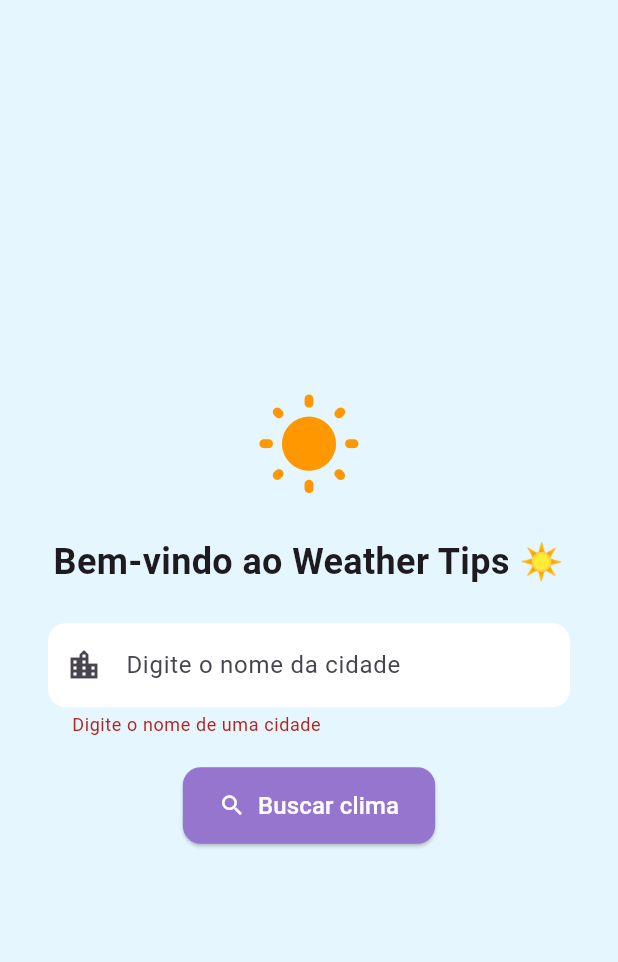
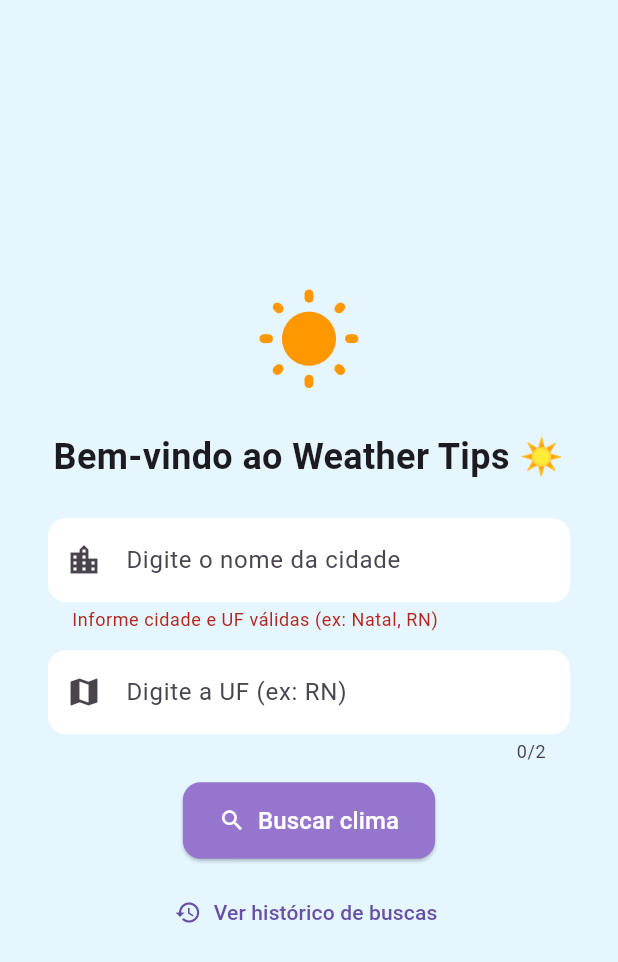
Before and after one commit to josevilanir/Wether_tips_Flutter, a Flutter app: the screen it shows after launch, after a tap on "Buscar clima", on a phone screen of 412 x 824 dp. Shown: the top 962 px of the screen. Run offline on Flutter 3.47's test engine with Material 3 defaults, Android fonts, the phone set to English and light mode, and no system bars; our stand-ins replace sembast, sembast_web.

Commit message:
feat: adiciona suporte ao estado (UF) nas buscas de clima, atualiza armazenamento local com cidade e UF, ajusta chamadas em tela de clima, histórico e repositórios web/io

```diff
--- a/lib/screens/welcome_screen.dart
+++ b/lib/screens/welcome_screen.dart
@@ -1,5 +1,6 @@
 import 'package:flutter/material.dart';
 import 'weather_screen.dart';
+import 'history_screen.dart';
 
 class WelcomeScreen extends StatefulWidget {
   const WelcomeScreen({super.key});
@@ -9,15 +10,17 @@ class WelcomeScreen extends StatefulWidget {
 }
 
 class _WelcomeScreenState extends State<WelcomeScreen> {
-  final TextEditingController _controller = TextEditingController();
+  final TextEditingController _cityController = TextEditingController();
+  final TextEditingController _ufController = TextEditingController();
   String? _error;
 
   void _navigateToWeatherScreen() {
-    final city = _controller.text.trim();
+    final city = _cityController.text.trim();
+    final uf = _ufController.text.trim().toUpperCase();
 
-    if (city.isEmpty) {
+    if (city.isEmpty || uf.isEmpty || uf.length != 2) {
       setState(() {
-        _error = 'Digite o nome de uma cidade';
+        _error = 'Informe cidade e UF válidas (ex: Natal, RN)';
       });
       return;
     }
@@ -29,7 +32,16 @@ class _WelcomeScreenState extends State<WelcomeScreen> {
     Navigator.push(
       context,
       MaterialPageRoute(
-        builder: (_) => WeatherScreen(cityName: city),
+        builder: (_) => WeatherScreen(cityName: city, stateUf: uf),
+      ),
+    );
+  }
+
+  void _navigateToHistoryScreen() {
+    Navigator.push(
+      context,
+      MaterialPageRoute(
+        builder: (_) => const HistoryScreen(),
       ),
     );
   }
@@ -44,23 +56,17 @@ class _WelcomeScreenState extends State<WelcomeScreen> {
           child: Column(
             mainAxisSize: MainAxisSize.min,
             children: [
-              const Icon(
-                Icons.wb_sunny_rounded,
-                size: 72,
-                color: Colors.orange,
-              ),
+              const Icon(Icons.wb_sunny_rounded,
+                  size: 72, color: Colors.orange),
               const SizedBox(height: 24),
               const Text(
                 'Bem-vindo ao Weather Tips ☀️',
-                style: TextStyle(
-                  fontSize: 24,
-                  fontWeight: FontWeight.bold,
-                ),
+                style: TextStyle(fontSize: 24, fontWeight: FontWeight.bold),
                 textAlign: TextAlign.center,
               ),
               const SizedBox(height: 24),
               TextField(
-                controller: _controller,
+                controller: _cityController,
                 decoration: InputDecoration(
                   hintText: 'Digite o nome da cidade',
                   filled: true,
@@ -72,10 +78,26 @@ class _WelcomeScreenState extends State<WelcomeScreen> {
                     borderSide: BorderSide.none,
                   ),
                 ),
-                textInputAction: TextInputAction.done,
+                textInputAction: TextInputAction.next,
+              ),
+              const SizedBox(height: 12),
+              TextField(
+                controller: _ufController,
+                decoration: InputDecoration(
+                  hintText: 'Digite a UF (ex: RN)',
+                  filled: true,
+                  fillColor: Colors.white,
+                  prefixIcon: const Icon(Icons.map),
+                  border: OutlineInputBorder(
+                    borderRadius: BorderRadius.circular(12),
+                    borderSide: BorderSide.none,
+                  ),
+                ),
+                textCapitalization: TextCapitalization.characters,
+                maxLength: 2,
                 onSubmitted: (_) => _navigateToWeatherScreen(),
               ),
-              const SizedBox(height: 20),
+              const SizedBox(height: 12),
               ElevatedButton.icon(
                 onPressed: _navigateToWeatherScreen,
                 style: ElevatedButton.styleFrom(
@@ -88,10 +110,14 @@ class _WelcomeScreenState extends State<WelcomeScreen> {
                   ),
                 ),
                 icon: const Icon(Icons.search),
-                label: const Text(
-                  'Buscar clima',
-                  style: TextStyle(fontSize: 16),
-                ),
+                label:
+                    const Text('Buscar clima', style: TextStyle(fontSize: 16)),
+              ),
+              const SizedBox(height: 12),
+              TextButton.icon(
+                onPressed: _navigateToHistoryScreen,
+                icon: const Icon(Icons.history),
+                label: const Text('Ver histórico de buscas'),
               ),
             ],
           ),
--- a/lib/services/weather_service.dart
+++ b/lib/services/weather_service.dart
@@ -4,12 +4,12 @@ import 'package:http/http.dart' as http;
 
 class WeatherService {
   static const String _apiKey = 'd211faebc5c7af2e4a92db88f4389ccc';
-
   static const String _baseUrl = 'https://api.openweathermap.org/data/2.5';
 
-  static Future<Map<String, dynamic>> fetchWeather(String cityName) async {
+  static Future<Map<String, dynamic>> fetchWeather(
+      String cityName, String stateUf) async {
     final url = Uri.parse(
-      '$_baseUrl/weather?q=$cityName&appid=$_apiKey&units=metric&lang=pt',
+      '$_baseUrl/weather?q=$cityName,$stateUf,BR&appid=$_apiKey&units=metric&lang=pt',
     );
 
     final response = await http.get(url);
```
Also changed, not shown: lib/repositories/busca_repository_io.dart (+15 -15 lines), lib/repositories/busca_repository_web.dart (+6 -3 lines).
